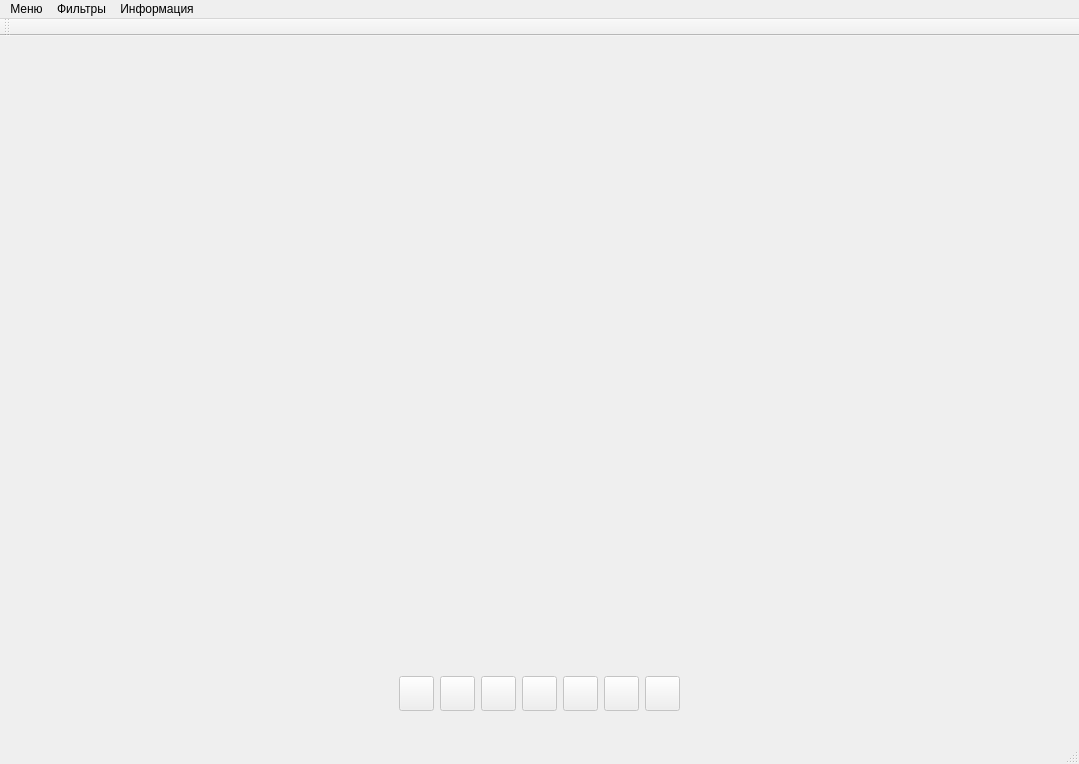
The window that mainwindow.ui (BupTy03/MyImageRed) describes before a commit, drawn with Qt 5.
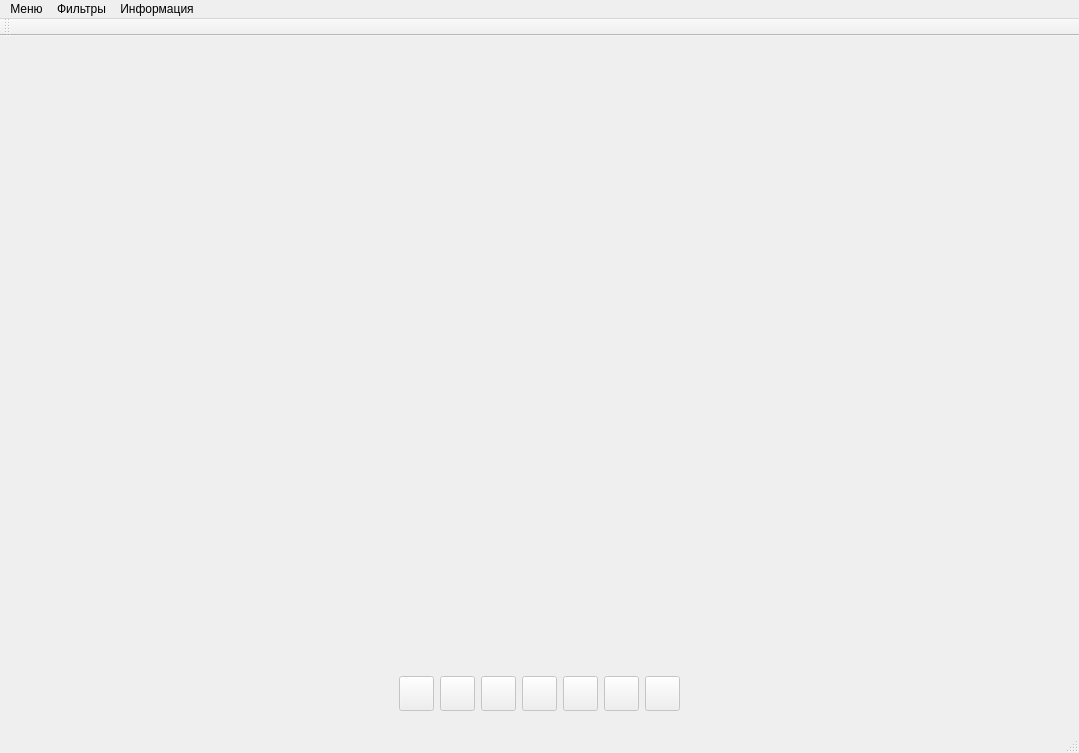
The same window after the commit. Icons and pictures are not drawn.

```diff
--- a/mainwindow.ui
+++ b/mainwindow.ui
@@ -7,7 +7,7 @@
     <x>0</x>
     <y>0</y>
     <width>1079</width>
-    <height>764</height>
+    <height>753</height>
    </rect>
   </property>
   <property name="minimumSize">
@@ -36,6 +36,18 @@
     </sizepolicy>
    </property>
    <layout class="QVBoxLayout" name="verticalLayout">
+    <property name="leftMargin">
+     <number>0</number>
+    </property>
+    <property name="topMargin">
+     <number>0</number>
+    </property>
+    <property name="rightMargin">
+     <number>0</number>
+    </property>
+    <property name="bottomMargin">
+     <number>0</number>
+    </property>
     <item>
      <widget class="QLabel" name="label">
       <property name="sizePolicy">
@@ -54,6 +66,15 @@
     </item>
     <item>
      <layout class="QHBoxLayout" name="horizontalLayout_2">
+      <property name="spacing">
+       <number>6</number>
+      </property>
+      <property name="topMargin">
+       <number>24</number>
+      </property>
+      <property name="bottomMargin">
+       <number>0</number>
+      </property>
       <item>
        <spacer name="horizontalSpacer_3">
         <property name="orientation">
@@ -387,6 +408,7 @@
    <addaction name="menu_2"/>
    <addaction name="menu_3"/>
   </widget>
+  <widget class="QStatusBar" name="statusBar"/>
   <widget class="QToolBar" name="mainToolBar">
    <attribute name="toolBarArea">
     <enum>TopToolBarArea</enum>
@@ -395,7 +417,6 @@
     <bool>false</bool>
    </attribute>
   </widget>
-  <widget class="QStatusBar" name="statusBar"/>
   <action name="actionExit">
    <property name="text">
     <string>Выход</string>
```
Left out of the diff: 14 changed lines with no effect on the pictures.
